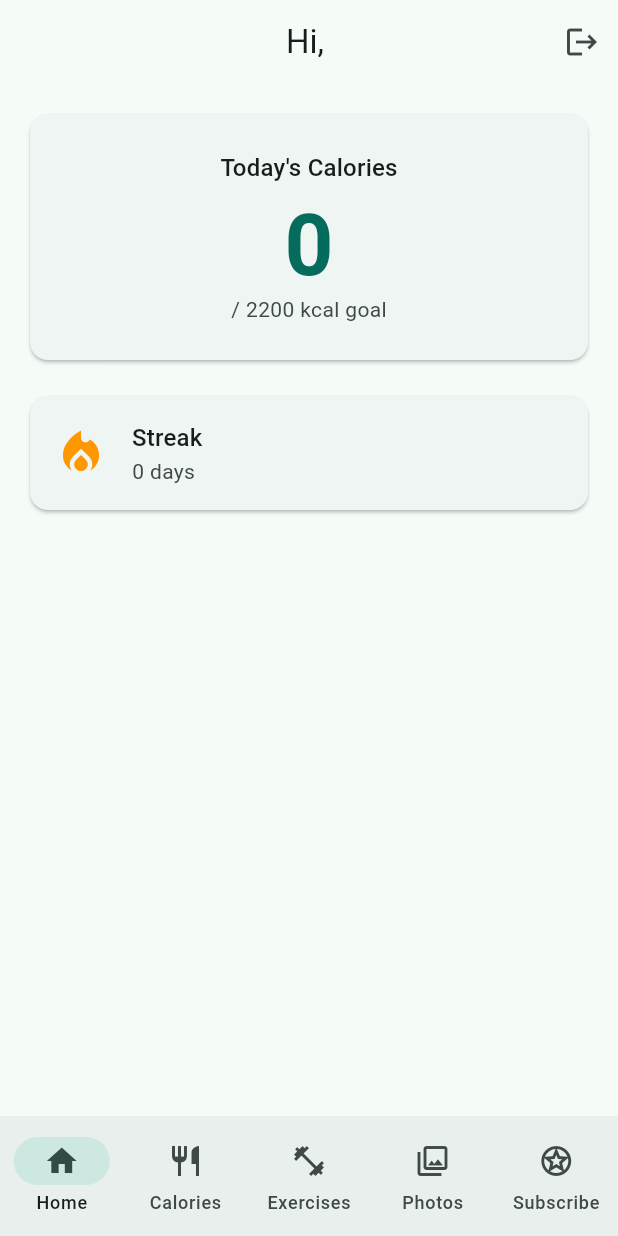
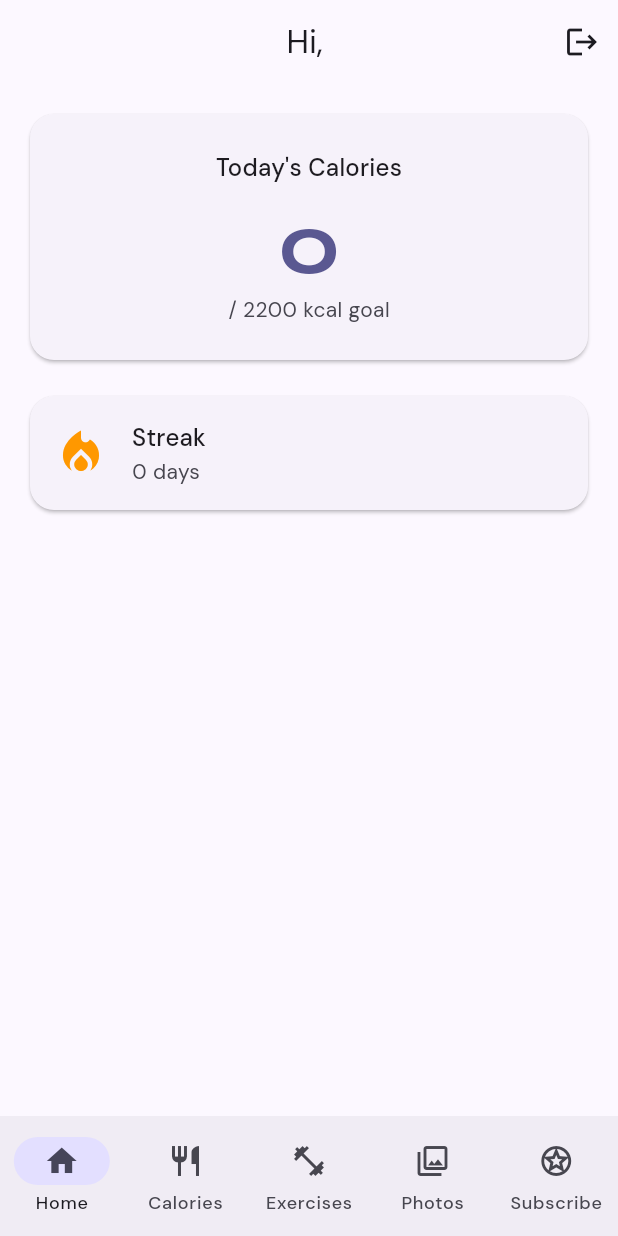
Before and after one commit to sohamgudewar/FitPu1se, a Flutter app: the screen it shows once a user with an empty profile is signed in, on a phone screen of 412 x 824 dp. Run offline on Flutter 3.47's test engine with Material 3 defaults, Android fonts, the light colour scheme and no system bars; our stand-ins replace cloud_firestore, firebase_auth, firebase_core, flutter_riverpod, go_router, google_fonts and 1 more; accounts and stored records are empty.

Commit message:
v2 session 1: design system -- purple #6C63FF, DM Sans + Syne fonts, dark mode provider, refined ThemeData

```diff
--- a/fitpulse/lib/app/app.dart
+++ b/fitpulse/lib/app/app.dart
@@ -2,6 +2,8 @@ import 'package:flutter/material.dart';
 import 'package:flutter_riverpod/flutter_riverpod.dart';
 
 import 'router.dart';
+import 'theme.dart';
+import 'theme_provider.dart';
 
 final class FitPulseApp extends ConsumerWidget {
   const FitPulseApp({super.key});
@@ -9,23 +11,14 @@ final class FitPulseApp extends ConsumerWidget {
   @override
   Widget build(BuildContext context, WidgetRef ref) {
     final router = ref.watch(routerProvider);
+    final themeMode = ref.watch(themeModeProvider);
 
     return MaterialApp.router(
       title: 'FitPulse',
       debugShowCheckedModeBanner: false,
-      theme: ThemeData(
-        useMaterial3: true,
-        colorSchemeSeed: const Color(0xFF00BFA5),
-        brightness: Brightness.light,
-        appBarTheme: const AppBarTheme(centerTitle: true),
-      ),
-      darkTheme: ThemeData(
-        useMaterial3: true,
-        colorSchemeSeed: const Color(0xFF00BFA5),
-        brightness: Brightness.dark,
-        appBarTheme: const AppBarTheme(centerTitle: true),
-      ),
-      themeMode: ThemeMode.system,
+      theme: FitPulseTheme.light,
+      darkTheme: FitPulseTheme.dark,
+      themeMode: themeMode,
       routerConfig: router,
     );
   }
--- a/fitpulse/lib/app/theme.dart
+++ b/fitpulse/lib/app/theme.dart
@@ -1,19 +1,75 @@
 import 'package:flutter/material.dart';
+import 'package:google_fonts/google_fonts.dart';
 
 final class FitPulseTheme {
   FitPulseTheme._();
 
-  static ThemeData get light => ThemeData(
-        useMaterial3: true,
-        colorSchemeSeed: const Color(0xFF00BFA5),
-        brightness: Brightness.light,
-        appBarTheme: const AppBarTheme(centerTitle: true),
-      );
+  static const _purple = Color(0xFF6C63FF);
 
-  static ThemeData get dark => ThemeData(
-        useMaterial3: true,
-        colorSchemeSeed: const Color(0xFF00BFA5),
-        brightness: Brightness.dark,
-        appBarTheme: const AppBarTheme(centerTitle: true),
-      );
+  static ThemeData get light => _base(Brightness.light);
+  static ThemeData get dark => _base(Brightness.dark);
+
+  static ThemeData _base(Brightness brightness) {
+    final colorScheme = ColorScheme.fromSeed(
+      seedColor: _purple,
+      brightness: brightness,
+    );
+
+    final bodyText = GoogleFonts.dmSansTextTheme();
+    final displayText = GoogleFonts.syneTextTheme();
+
+    final textTheme = bodyText.copyWith(
+      displayLarge: displayText.displayLarge,
+      displayMedium: displayText.displayMedium,
+      displaySmall: displayText.displaySmall,
+      headlineLarge: displayText.headlineLarge,
+      headlineMedium: displayText.headlineMedium,
+      headlineSmall: displayText.headlineSmall,
+    );
+
+    return ThemeData(
+      useMaterial3: true,
+      colorScheme: colorScheme,
+      brightness: brightness,
+      textTheme: textTheme,
+      appBarTheme: AppBarTheme(
+        centerTitle: true,
+        elevation: 0,
+        backgroundColor: colorScheme.surface,
+        foregroundColor: colorScheme.onSurface,
+      ),
+      cardTheme: CardThemeData(
+        elevation: 1,
+        shape: RoundedRectangleBorder(borderRadius: BorderRadius.circular(16)),
+        clipBehavior: Clip.antiAlias,
+      ),
+      inputDecorationTheme: InputDecorationTheme(
+        filled: true,
+        border: OutlineInputBorder(borderRadius: BorderRadius.circular(12)),
+        contentPadding: const EdgeInsets.symmetric(horizontal: 16, vertical: 14),
+      ),
+      filledButtonTheme: FilledButtonThemeData(
+        style: FilledButton.styleFrom(
+          shape: RoundedRectangleBorder(borderRadius: BorderRadius.circular(12)),
+          padding: const EdgeInsets.symmetric(horizontal: 24, vertical: 16),
+          textStyle: GoogleFonts.dmSans(fontWeight: FontWeight.w600),
+        ),
+      ),
+      navigationBarTheme: NavigationBarThemeData(
+        elevation: 2,
+        labelBehavior: NavigationDestinationLabelBehavior.alwaysShow,
+        indicatorColor: colorScheme.primaryContainer,
+      ),
+      chipTheme: ChipThemeData(
+        shape: RoundedRectangleBorder(borderRadius: BorderRadius.circular(8)),
+      ),
+      dialogTheme: DialogThemeData(
+        shape: RoundedRectangleBorder(borderRadius: BorderRadius.circular(20)),
+      ),
+      snackBarTheme: SnackBarThemeData(
+        behavior: SnackBarBehavior.floating,
+        shape: RoundedRectangleBorder(borderRadius: BorderRadius.circular(12)),
+      ),
+    );
+  }
 }
--- /dev/null
+++ b/fitpulse/lib/app/theme_provider.dart
@@ -0,0 +1,15 @@
+import 'package:flutter/material.dart';
+import 'package:flutter_riverpod/flutter_riverpod.dart';
+
+enum ThemeOption { system, light, dark }
+
+final themeOptionProvider = StateProvider<ThemeOption>((ref) => ThemeOption.system);
+
+final themeModeProvider = Provider<ThemeMode>((ref) {
+  final option = ref.watch(themeOptionProvider);
+  switch (option) {
+    case ThemeOption.system: return ThemeMode.system;
+    case ThemeOption.light: return ThemeMode.light;
+    case ThemeOption.dark: return ThemeMode.dark;
+  }
+});
--- a/fitpulse/pubspec.yaml
+++ b/fitpulse/pubspec.yaml
@@ -4,7 +4,7 @@ publish_to: 'none'
 version: 1.0.0+1
 
 environment:
-  sdk: ^3.12.1
+  sdk: ^3.12.0
 
 dependencies:
   flutter:
@@ -16,10 +16,12 @@ dependencies:
   firebase_auth: ^5.5.1
   cloud_firestore: ^5.6.5
   firebase_storage: ^12.4.4
-  google_sign_in: ^6.3.0
   image_picker: ^1.1.2
   http: ^1.3.0
   intl: ^0.20.2
+  google_fonts: ^6.2.1
+  shimmer: ^3.0.0
+  lottie: ^3.3.1
 
 dev_dependencies:
   flutter_test:
```
Also changed, not shown: 1 other file.
